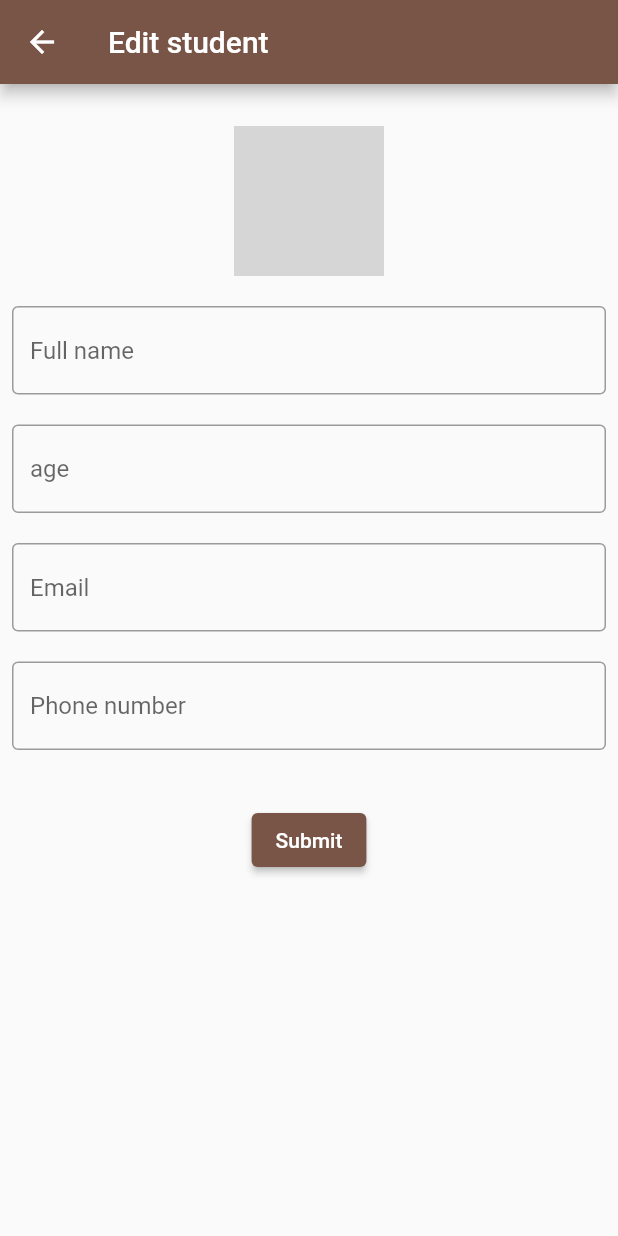
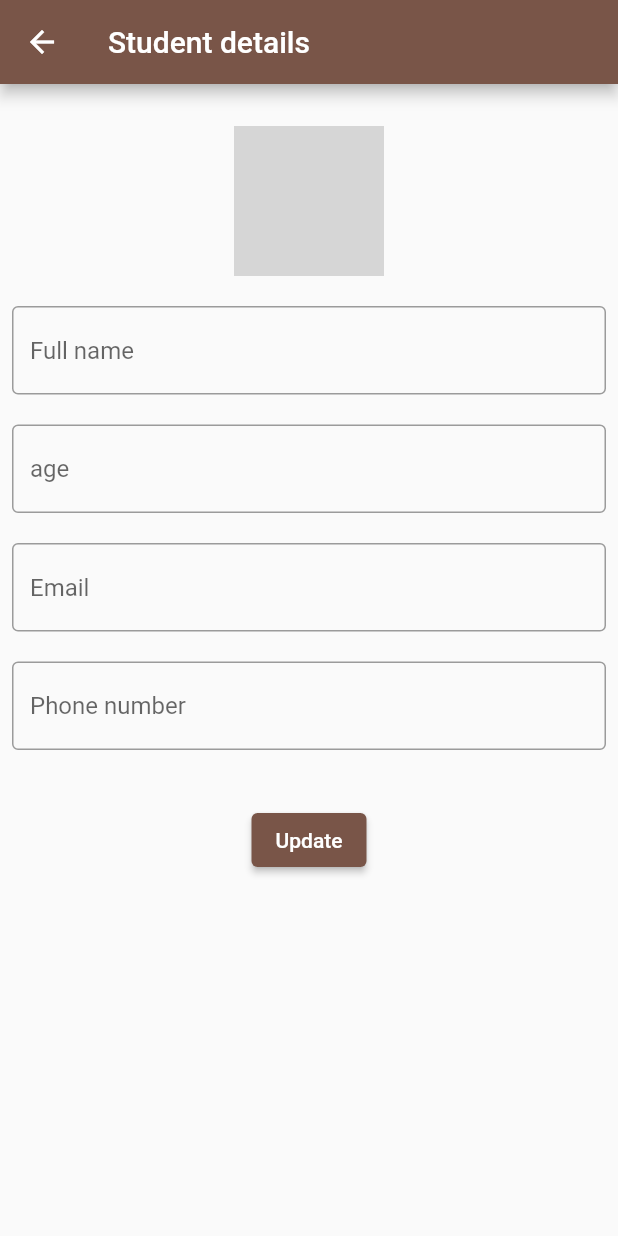
Before and after one commit to MuhammedFaseenCM/student_records_provider, a Flutter app: the EditStudentWidget screen opened directly with empty values, on a phone screen of 412 x 824 dp. Run offline on Flutter 3.47's test engine with Material 2 defaults, Android fonts, the phone set to English and light mode, and no system bars; our stand-ins replace hive_flutter, image_picker; accounts and stored records are empty; network calls fail; grey boxes are pictures that could not be loaded.

Commit message:
provider completed

```diff
--- a/lib/Core/strings.dart
+++ b/lib/Core/strings.dart
@@ -9,11 +9,9 @@ final ImagePicker picker = ImagePicker();
 const gallery = 'Gallery';
 const camera = 'Camera';
 const studRecordText = 'STUDENT DATABASE';
-const addStudentText = 'Add Student';
+const addStudentText = 'Add student details';
 const viewStudText = 'View student list';
 const studListText = 'Student list';
-const editStudText = 'Edit student';
-const studDetails = 'Student details';
 const fullNameText = 'Full name';
 const ageText = 'age';
 const mailText = 'Email';
@@ -22,7 +20,7 @@ const submitText = 'Submit';
 const addedText = 'Successfully added';
 const updateText = 'Succesfully Updated';
 const chooseText = 'Choose your photo';
-String nochangeText = '';
+
 
 ///[LINK]
 
--- a/lib/home/screen/widget/list_student_widget.dart
+++ b/lib/home/screen/widget/list_student_widget.dart
@@ -1,5 +1,3 @@
-import 'dart:developer';
-
 import 'package:flutter/material.dart';
 import 'package:provider/provider.dart';
 import 'package:stuentdb_hive/Core/colors.dart';
@@ -8,7 +6,7 @@ import 'package:stuentdb_hive/Core/strings.dart';
 import 'package:stuentdb_hive/db/functions/db_functions.dart';
 import 'package:stuentdb_hive/db/model/data_model.dart';
 import 'package:stuentdb_hive/home/screen/widget/search_student_widget.dart';
-import 'package:stuentdb_hive/profile/widgets/view_student_wigdet.dart';
+import 'package:stuentdb_hive/profile/widgets/edit_student_widget.dart';
 import 'package:stuentdb_hive/provider/stud_record_provider.dart';
 
 class ListRecordStudent extends StatelessWidget {
@@ -52,7 +50,7 @@ class ListRecordStudent extends StatelessWidget {
                     onTap: () {
                       Navigator.of(context).push(MaterialPageRoute(
                           builder: (context) =>
-                              ListStudentWidget(data: data, index: index)));
+                              EditStudentWidget(data: data, index: index)));
                     },
                   ),
                 );
--- a/lib/home/screen/widget/search_student_widget.dart
+++ b/lib/home/screen/widget/search_student_widget.dart
@@ -2,10 +2,10 @@
 import 'package:flutter/material.dart';
 import 'package:stuentdb_hive/Core/colors.dart';
 import 'package:stuentdb_hive/Core/core_widgets.dart';
+import 'package:stuentdb_hive/profile/widgets/edit_student_widget.dart';
 
 import '../../../db/functions/db_functions.dart';
 import '../../../db/model/data_model.dart';
-import '../../../profile/widgets/view_student_wigdet.dart';
 
 class Search extends SearchDelegate {
   @override
@@ -46,7 +46,7 @@ class Search extends SearchDelegate {
                       Navigator.of(ctx).push(
                         MaterialPageRoute(
                           builder: (context) =>
-                              ListStudentWidget(data: data, index: data.index),
+                              EditStudentWidget(data: data, index: data.index),
                         ),
                       );
                     },
@@ -91,7 +91,7 @@ class Search extends SearchDelegate {
                     onTap: () {
                       Navigator.of(ctx).pushReplacement(
                         MaterialPageRoute(
-                            builder: (context) => ListStudentWidget(
+                            builder: (context) => EditStudentWidget(
                                 data: data, index: data.index)),
                       );
                     },
--- a/lib/profile/widgets/edit_student_widget.dart
+++ b/lib/profile/widgets/edit_student_widget.dart
@@ -1,44 +1,39 @@
 import 'package:flutter/material.dart';
+import 'package:provider/provider.dart';
 import 'package:stuentdb_hive/Core/colors.dart';
 import 'package:stuentdb_hive/Core/core_widgets.dart';
 import 'package:stuentdb_hive/Core/strings.dart';
 import 'package:stuentdb_hive/profile/widgets/image_widget.dart';
+import 'package:stuentdb_hive/provider/add_stud_provider.dart';
 import '../../db/functions/db_functions.dart';
 import '../../db/model/data_model.dart';
 
-class EditStudentWidget extends StatefulWidget {
+class EditStudentWidget extends StatelessWidget {
   final StudentModel data;
-
   final int? index;
   const EditStudentWidget({super.key, required this.data, required this.index});
 
   @override
-  State<EditStudentWidget> createState() => _EditStudentWidgetState();
-}
+  Widget build(BuildContext context) {
+    final addProvider = Provider.of<AddStudProvider>(context, listen: false);
+    WidgetsBinding.instance.addPostFrameCallback((_) {
+      addProvider.readonly = true;
+      addProvider.nochangeText = '';
+      addProvider.changeTitle('Student details');
+      nameController.text = data.name;
+      ageController.text = data.age;
+      emailController.text = data.email;
+      phoneController.text = data.phone;
+    });
 
-class _EditStudentWidgetState extends State<EditStudentWidget> {
-  final nameController = TextEditingController();
-
-  final ageController = TextEditingController();
-
-  final emailController = TextEditingController();
-
-  final phoneController = TextEditingController();
-
-  @override
-  Widget build(BuildContext context) {
-    nameController.text = widget.data.name.toString();
-    ageController.text = widget.data.age.toString();
-    emailController.text = widget.data.email.toString();
-    phoneController.text = widget.data.phone.toString();
     return Scaffold(
       appBar: AppBar(
-        title: const Text(editStudText),
+        title: Text(addProvider.studDetails),
         leading: IconButton(
             onPressed: () {
               Navigator.of(context).pop();
               picture = '';
-              nochangeText = '';
+              addProvider.nochangeText = '';
             },
             icon: const Icon(Icons.arrow_back)),
       ),
@@ -47,39 +42,47 @@ class _EditStudentWidgetState extends State<EditStudentWidget> {
           padding: const EdgeInsets.all(8.0),
           child: SingleChildScrollView(
             reverse: true,
-            child: Column(
+            child: Consumer<AddStudProvider>(builder: (context, value, _) {
+              return Column(
                 children: [
                   space(),
                   imageFun(
-                    image: widget.data.image,
-                    context: context),
-                space(),
-                textformfield(fullNameText, TextInputType.name, nameController),
-                space(),
-                textformfield(ageText, TextInputType.number, ageController),
+                      image: data.image,
+                      context: context,
+                      imageFun: addProvider,
+                      camIcon: addProvider.readonly),
                   space(),
                   textformfield(
-                    mailText, TextInputType.emailAddress, emailController),
+                      fullNameText, TextInputType.name, nameController, value),
                   space(),
                   textformfield(
-                    numberText, TextInputType.number, phoneController),
+                      ageText, TextInputType.number, ageController, value),
+                  space(),
+                  textformfield(mailText, TextInputType.emailAddress,
+                      emailController, value),
+                  space(),
+                  textformfield(
+                      numberText, TextInputType.number, phoneController, value),
                   space(),
                   Text(
-                  nochangeText,
+                    addProvider.nochangeText,
                     style: const TextStyle(color: redColor),
                   ),
-                updateButton(submitText),
+                  updateButton(submitText, context, value),
                 ],
-            ),
+              );
+            }),
           ),
         ),
       ),
     );
   }
 
-  Widget textformfield(String hinttext, textInputType, controller) {
+  Widget textformfield(
+      String hinttext, textInputType, controller, addProvider) {
     return TextFormField(
       controller: controller,
+      readOnly: addProvider.readonly,
       decoration: InputDecoration(
           border: const OutlineInputBorder(), hintText: hinttext),
       keyboardType: textInputType,
@@ -92,40 +95,51 @@ class _EditStudentWidgetState extends State<EditStudentWidget> {
     );
   }
 
-  Widget updateButton(text) {
-    return ElevatedButton(
+  Widget updateButton(text, context, addProvider) {
+    return addProvider.readonly
+        ? ElevatedButton(
             onPressed: () async {
-          await submitButton();
-          // setState(() {
-          //   picture = '';
-          // });
+              addProvider.changeReadonly(false);
+              addProvider.changeTitle('Edit student details');
+            },
+            child: const Text("Update"))
+        : ElevatedButton(
+            onPressed: () async {
+              await submitButton(context, addProvider);
             },
             child: Text(text));
   }
 
-  Future<void> submitButton() async {
+  Future<void> submitButton(context, addProvider) async {
     final name = nameController.text.trim();
     final age = ageController.text.trim();
     final email = emailController.text.trim();
     final phone = phoneController.text.trim();
-    final image = picture;
+    final image = data.image;
     final student = StudentModel(
         name: name, age: age, email: email, phone: phone, image: image);
-    if (name == widget.data.name ||
-        age == widget.data.age ||
-        phone == widget.data.phone ||
-        email == widget.data.email ||
-        image == widget.data.image) {
-      setState(() {
-        nochangeText = 'No changes found';
-      });
+    if (name == data.name &&
+        age == data.age &&
+        phone == data.phone &&
+        email == data.email &&
+        image == data.image) {
+      addProvider.noChangeText();
+
       return;
     }
 
     print('$name, $age, $email, $phone');
-    updateStudent(student, widget.index!);
+    updateStudent(student, index!);
     Navigator.of(context).pop();
     Navigator.of(context).pop();
     snackBar(context, updateText);
   }
 }
+
+final nameController = TextEditingController();
+
+final ageController = TextEditingController();
+
+final emailController = TextEditingController();
+
+final phoneController = TextEditingController();
--- a/lib/profile/widgets/image_widget.dart
+++ b/lib/profile/widgets/image_widget.dart
@@ -4,16 +4,23 @@ import 'package:stuentdb_hive/Core/colors.dart';
 import 'package:stuentdb_hive/Core/core_widgets.dart';
 import 'package:stuentdb_hive/Core/strings.dart';
 
-Widget imageFun({required context, required image}) {
+Widget imageFun(
+    {required context,
+    required image,
+    required imageFun,
+    bool camIcon = true}) {
   return Center(
     child: Stack(children: [
       imageContainer1(height: 100.0, width: 100.0, pic: image),
-      Positioned(
+      camIcon
+          ? const SizedBox()
+          : Positioned(
               child: InkWell(
               onTap: () {
                 showModalBottomSheet(
                   context: context,
-            builder: ((builder) => bottomsheet(context: context)),
+                  builder: ((builder) =>
+                      bottomsheet(context: context, imageFun: imageFun)),
                 );
               },
               child: const Icon(
@@ -26,7 +33,7 @@ Widget imageFun({required context, required image}) {
   );
 }
 
-Widget bottomsheet({required context}) {
+Widget bottomsheet({required context, required imageFun}) {
   return Container(
     height: 100,
     width: MediaQuery.of(context).size.width,
@@ -45,14 +52,14 @@ Widget bottomsheet({required context}) {
           children: <Widget>[
             TextButton.icon(
                 onPressed: () {
-                  addPro.pickImage(
+                  imageFun.pickImage(
                       source: ImageSource.gallery, context: context);
                 },
                 icon: const Icon(Icons.image),
                 label: const Text(gallery)),
             TextButton.icon(
                 onPressed: () {
-                  addPro.pickImage(
+                  imageFun.pickImage(
                       source: ImageSource.camera, context: context);
                 },
                 icon: const Icon(Icons.camera),
--- a/lib/provider/stud_record_provider.dart
+++ b/lib/provider/stud_record_provider.dart
@@ -1,14 +1,15 @@
 import 'package:flutter/material.dart';
 import 'package:stuentdb_hive/Core/core_widgets.dart';
 import 'package:stuentdb_hive/db/functions/db_functions.dart';
-import 'package:stuentdb_hive/home/screen/home_screen.dart';
+import 'package:stuentdb_hive/home/screen/widget/add_student_widget.dart';
 
 class StudentProvider extends ChangeNotifier {
   Future<void> gotoLogin(context) async {
     await Future.delayed(const Duration(seconds: 3));
+    getAllStudent();
     // ignore: use_build_context_synchronously
     Navigator.of(context).pushReplacement(
-        MaterialPageRoute(builder: (ctx) => const HomeScreen()));
+        MaterialPageRoute(builder: (ctx) => AddStudsentWidget()));
   }
 
   Future<void> deleteStudentButton(int index, context) async {
```
Also changed, not shown: lib/Core/core_widgets.dart (+34 -49 lines), lib/home/screen/home_screen.dart (deleted, +0 -24 lines), lib/home/screen/widget/add_student_widget.dart (+46 -28 lines), lib/profile/widgets/view_student_wigdet.dart (deleted, +0 -72 lines), lib/provider/add_stud_provider.dart (+19 -3 lines). Lines whose indentation alone changed are shown as unchanged.
